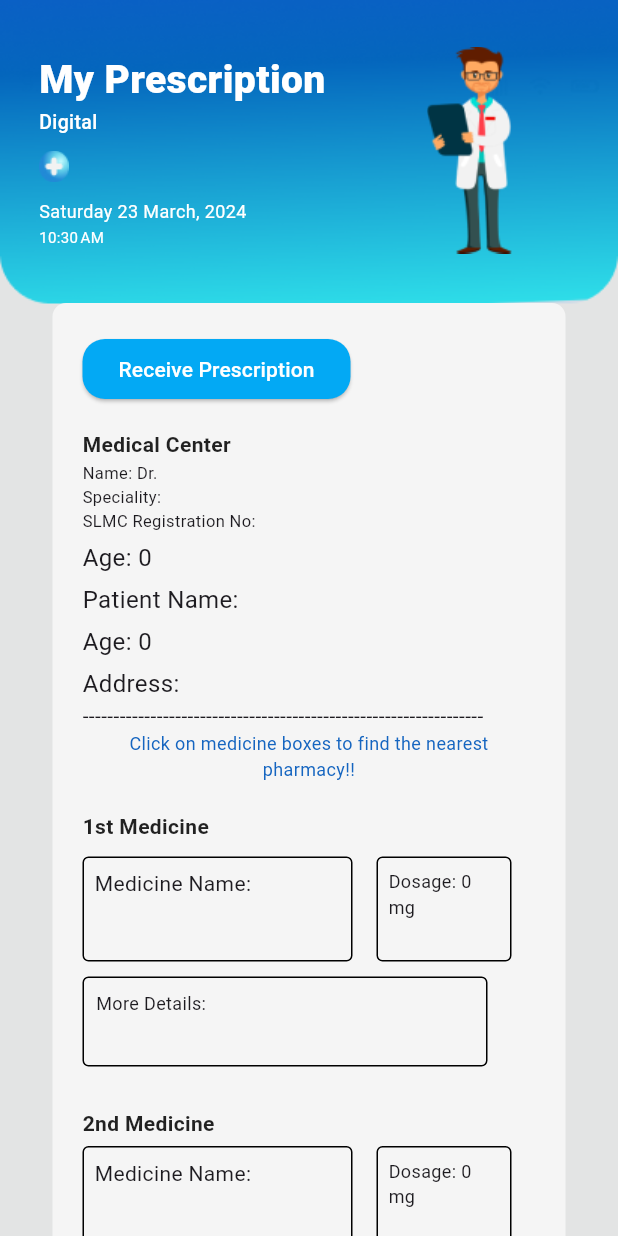
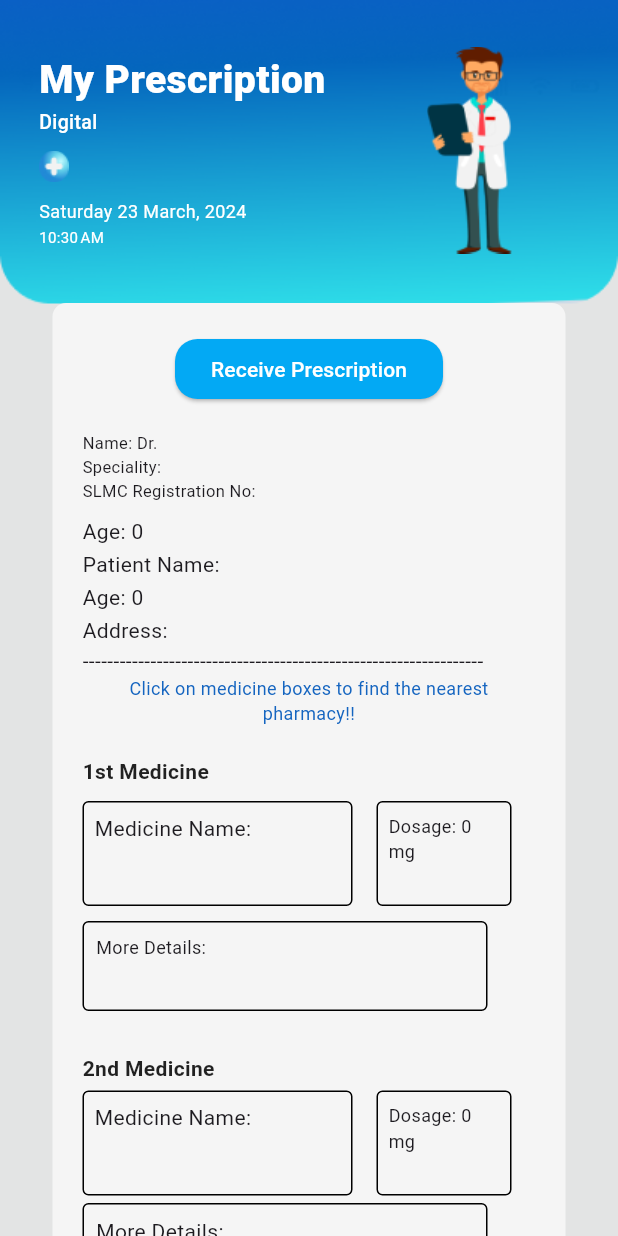
Before and after one commit to Jaindu1223/med_vault, a Flutter app: the viewPrescription screen opened directly with empty values, on a phone screen of 412 x 824 dp. Run offline on Flutter 3.47's test engine with Material 3 defaults, Android fonts, the phone set to English and light mode, and no system bars; our stand-ins replace firebase_core, geolocator, qr_flutter; missing offline and left inert: qr_code_scanner; accounts and stored records are empty; network calls fail.

Commit message:
update new & view prescription

```diff
--- a/lib/pages/doctor/new_prescription.dart
+++ b/lib/pages/doctor/new_prescription.dart
@@ -29,14 +29,14 @@ class _NewPrescriptionState extends State<NewPrescription> {
   String _patientEmail = '';
   String _patientAddress = '';
 
-  final _doctorNameController = TextEditingController();
-  final _doctorSLMCController = TextEditingController();
-  final _doctorSpecialityController = TextEditingController();
-
-  final _patientNameController = TextEditingController();
-  final _patientEmailController = TextEditingController();
-  final _ageController = TextEditingController();
-  final _addressController = TextEditingController();
+  // final _doctorNameController = TextEditingController();
+  // final _doctorSLMCController = TextEditingController();
+  // final _doctorSpecialityController = TextEditingController();
+  //
+  // final _patientNameController = TextEditingController();
+  // final _patientEmailController = TextEditingController();
+  // final _ageController = TextEditingController();
+  // final _addressController = TextEditingController();
 
   final _medication1NameController = TextEditingController();
   final _dosage1Controller = TextEditingController();
--- a/lib/pages/patient/view_prescription.dart
+++ b/lib/pages/patient/view_prescription.dart
@@ -225,9 +225,8 @@ class _viewPrescriptionState extends State<viewPrescription> {
 
                                 //color: Colors.limeAccent,
                               ),
-
-
-                            ],),
+                            ],
+                          ),
                         ),
 
                         //search bar
@@ -248,42 +247,10 @@ class _viewPrescriptionState extends State<viewPrescription> {
                                 child:Column(
                                   crossAxisAlignment: CrossAxisAlignment.start,
                                   children: [
-                                    // const Text(
-                                    //   'Medical Center',
-                                    //   style: TextStyle(
-                                    //       fontWeight: FontWeight.w600,
-                                    //       fontSize: 14,
-                                    //       color: Colors.black87
-                                    //   ),
-                                    // ),
-                                    // const SizedBox(height: 1),
-                                    // Text(
-                                    //   'Name: Dr. $doctorName',
-                                    //   style: TextStyle(
-                                    //     fontWeight: FontWeight.w400,
-                                    //     fontSize: 11,
-                                    //   ),
-                                    // ),
-                                    //
-                                    // Text(
-                                    //   'Speciality: $doctorSpeciality',
-                                    //   style: TextStyle(
-                                    //     fontWeight: FontWeight.w400,
-                                    //     fontSize: 11,
-                                    //   ),
-                                    // ),
-                                    // Text(
-                                    //   'SLMC Registration No: $doctorSLMC',
-                                    //   style: TextStyle(
-                                    //     fontWeight: FontWeight.w400,
-                                    //     fontSize: 11,
-                                    //   ),
-                                    // ),
-                                    //
-                                    // const SizedBox(height: 5),
 
-                                    ElevatedButton(
-                                      style: ElevatedButton.styleFrom(
+                                   Center(
+                                   child: ElevatedButton(
+                                        style: ElevatedButton.styleFrom(
                                         backgroundColor: Colors.lightBlue,
                                         shape: RoundedRectangleBorder(
                                           borderRadius: BorderRadius.circular(15), // Set the border radius
@@ -297,16 +264,9 @@ class _viewPrescriptionState extends State<viewPrescription> {
                                         style: TextStyle(
                                             color: Colors.white),),
                                     ),
+                                   ),
                                     SizedBox(height: 16.0),
 
-                                    const Text(
-                                      'Medical Center',
-                                      style: TextStyle(
-                                          fontWeight: FontWeight.w600,
-                                          fontSize: 14,
-                                          color: Colors.black87
-                                      ),
-                                    ),
                                     const SizedBox(height: 1),
                                     Text(
                                       'Name: Dr. $doctorName',
@@ -331,34 +291,34 @@ class _viewPrescriptionState extends State<viewPrescription> {
                                       ),
                                     ),
 
-                                    const SizedBox(height: 5),
+                                    const SizedBox(height: 9),
 
                                     Text(
                                       'Age: $age',
-                                      style: TextStyle(fontSize: 16.0),
+                                      style: TextStyle(fontSize: 14.0),
                                     ),
 
 
-                                    const SizedBox(height: 5),
+                                    const SizedBox(height: 2),
 
                                     Text(
                                       'Patient Name: $patientName',
-                                      style: TextStyle(fontSize: 16.0,),
+                                      style: TextStyle(fontSize: 14.0,),
                                     ),
 
 
-                                    const SizedBox(height: 5),
+                                    const SizedBox(height: 2),
 
                                     Text(
                                       'Age: $age',
-                                      style: TextStyle(fontSize: 16.0),
+                                      style: TextStyle(fontSize: 14.0),
                                     ),
 
 
-                                    const SizedBox(height: 5),
+                                    const SizedBox(height: 2),
                                     Text(
                                       'Address: $address',
-                                      style: TextStyle(fontSize: 16.0),
+                                      style: TextStyle(fontSize: 14.0),
                                     ),
 
                                     const Text('-----------------------------------------------------------------'),
```
